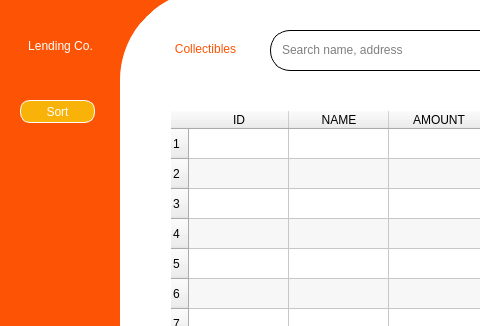
First picture: the form in UI File/collectibles.ui, repository edenroseFR/Personalized-Lending-System, before the edit; both pictures show x 0 to 480 and y 0 to 326 of the 764 by 500 pixel window.
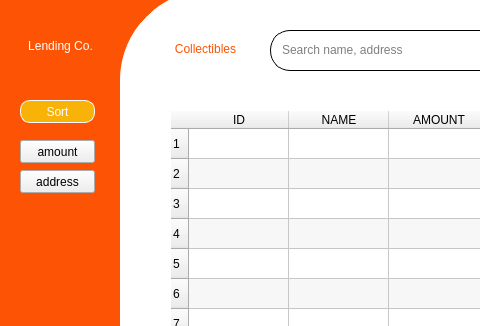
Second picture: the form after the edit. Icons and pictures are not drawn.

```diff
--- a/UI File/collectibles.ui
+++ b/UI File/collectibles.ui
@@ -351,6 +351,32 @@
       <string>Lending Co.</string>
      </property>
     </widget>
+    <widget class="QPushButton" name="amountButton">
+     <property name="geometry">
+      <rect>
+       <x>30</x>
+       <y>140</y>
+       <width>75</width>
+       <height>23</height>
+      </rect>
+     </property>
+     <property name="text">
+      <string>amount</string>
+     </property>
+    </widget>
+    <widget class="QPushButton" name="addressButton">
+     <property name="geometry">
+      <rect>
+       <x>30</x>
+       <y>170</y>
+       <width>75</width>
+       <height>23</height>
+      </rect>
+     </property>
+     <property name="text">
+      <string>address</string>
+     </property>
+    </widget>
    </widget>
    <zorder>bg2</zorder>
    <zorder>bg</zorder>
```
